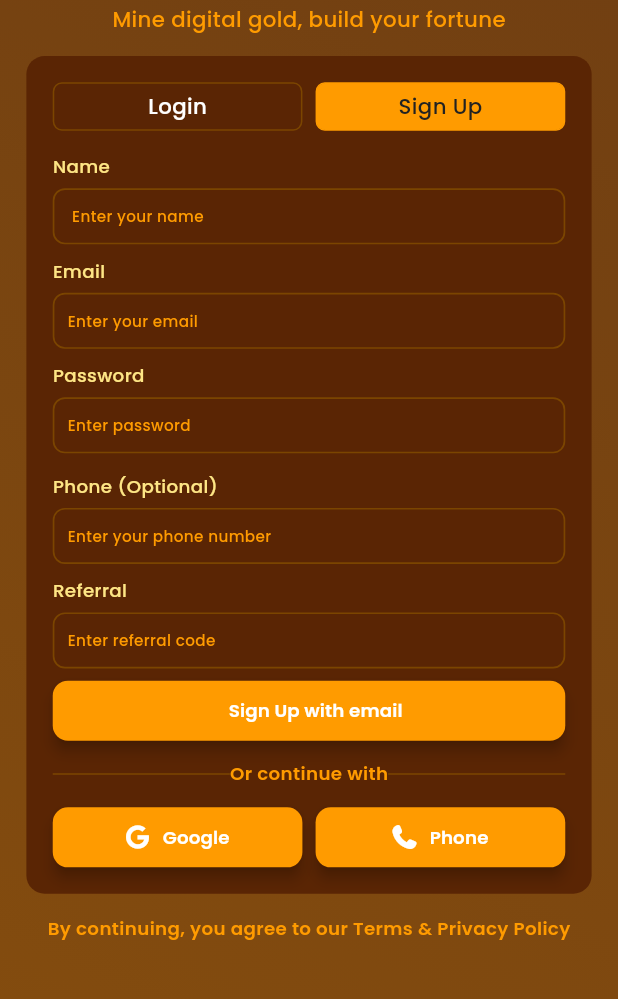
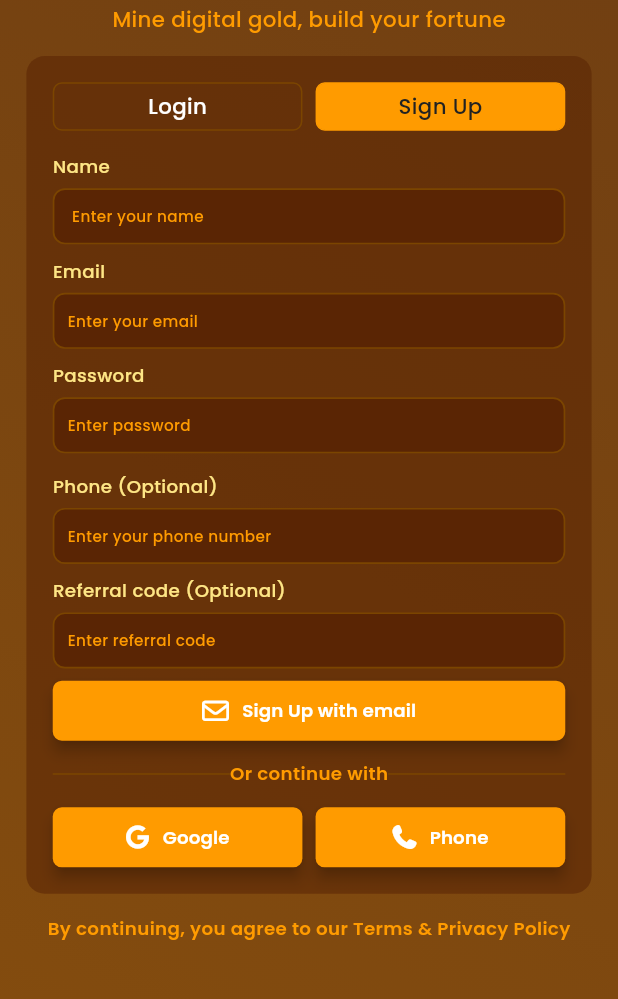
Before and after one commit to talhamehtab2014/mining_app, a Flutter app: the screen it shows after launch, after a tap on "Sign Up", on a phone screen of 412 x 824 dp, the part 67-1066 px from its top. Run offline on Flutter 3.47's test engine with Material 3 defaults, Android fonts, the light colour scheme and no system bars; drawn by our look-alikes of auto_size_text; our stand-ins replace connectivity_plus, dio, firebase_core, flutter_screenutil, font_awesome_flutter, freezed_annotation and 6 more; accounts and stored records are empty; generated files the repository leaves out were written again.

Commit message:
feat: update onboarding UI with improved button styles and new password field option

```diff
--- a/lib/src/core/localization/en_us.dart
+++ b/lib/src/core/localization/en_us.dart
@@ -17,6 +17,6 @@ final Map<String, String> enUS = {
   'nameHint':" Enter your name",
   'phoneOptional': "Phone (Optional)",
   'phoneOptionalHint': "Enter your phone number",
-  'referral': "Referral",
+  'referral': "Referral code (Optional)",
   'referralHint': "Enter referral code",
 };
--- a/lib/src/presentation/common_widgets/common_text_field_widget.dart
+++ b/lib/src/presentation/common_widgets/common_text_field_widget.dart
@@ -9,6 +9,7 @@ class CommonTextFieldWidget extends StatelessWidget {
   final String hintText;
   final TextEditingController controller;
   final TextInputType keyboardType;
+  final bool isPassword;
 
   const CommonTextFieldWidget({
     super.key,
@@ -16,6 +17,7 @@ class CommonTextFieldWidget extends StatelessWidget {
     required this.controller,
     this.hintText = '',
     this.keyboardType = TextInputType.text,
+    this.isPassword = false,
   });
 
   @override
@@ -47,6 +49,7 @@ class CommonTextFieldWidget extends StatelessWidget {
               color: R.palette.primary,
             ),
             keyboardType: keyboardType,
+            obscureText: isPassword,
             decoration: InputDecoration(
               border: InputBorder.none,
               isDense: true,
--- a/lib/src/presentation/pre_login/onboarding_view.dart
+++ b/lib/src/presentation/pre_login/onboarding_view.dart
@@ -25,10 +25,7 @@ class OnboardingView extends StatelessWidget {
         gradient: LinearGradient(
           begin: Alignment.topRight,
           end: Alignment.bottomLeft,
-          colors: [
-            R.palette.yellow900,
-            R.palette.yellow800,
-          ],
+          colors: [R.palette.yellow900, R.palette.yellow800],
         ),
       ),
       child: Scaffold(
@@ -59,7 +56,7 @@ class OnboardingView extends StatelessWidget {
                     padding: EdgeInsets.all(16.w),
                     margin: EdgeInsets.all(16.w),
                     decoration: BoxDecoration(
-                      color: R.palette.cardBackground,
+                      color: R.palette.cardBackground.withAlpha(150),
                       borderRadius: BorderRadius.circular(12.r),
                     ),
                     child: GetBuilder<OnboardingViewModel>(
@@ -127,8 +124,11 @@ class OnboardingView extends StatelessWidget {
                                       child: ButtonWithRadiusWidget(
                                         buttonTitle: AppStrings.google,
                                         callback: () {},
-                                        borderRadius: 10.r,
-                                        iconWidget:  FaIcon(FontAwesomeIcons.google, size: 16,),
+                                        borderRadius: 6.r,
+                                        iconWidget: FaIcon(
+                                          FontAwesomeIcons.google,
+                                          size: 16,
+                                        ),
                                       ),
                                     ),
                                     8.horizontalSpace,
@@ -136,8 +136,11 @@ class OnboardingView extends StatelessWidget {
                                       child: ButtonWithRadiusWidget(
                                         buttonTitle: AppStrings.phone,
                                         callback: () {},
-                                        borderRadius: 10.r,
-                                        iconWidget:  FaIcon(FontAwesomeIcons.phone, size: 16,),
+                                        borderRadius: 6.r,
+                                        iconWidget: FaIcon(
+                                          FontAwesomeIcons.phone,
+                                          size: 16,
+                                        ),
                                       ),
                                     ),
                                   ],
@@ -211,13 +214,14 @@ class OnboardingView extends StatelessWidget {
           labelText: AppStrings.passwordLabel,
           controller: TextEditingController(),
           hintText: AppStrings.passwordHint,
+          isPassword: true,
         ),
         8.verticalSpace,
         ButtonWithRadiusWidget(
           buttonTitle: AppStrings.loginWithEmail,
           callback: () {},
-          borderRadius: 8.r,
-         iconWidget:  FaIcon(FontAwesomeIcons.envelope),
+          borderRadius: 6.r,
+          iconWidget: FaIcon(FontAwesomeIcons.envelope),
         ),
       ],
     );
@@ -243,6 +247,7 @@ class OnboardingView extends StatelessWidget {
           labelText: AppStrings.passwordLabel,
           controller: TextEditingController(),
           hintText: AppStrings.passwordHint,
+          isPassword: true,
         ),
         16.verticalSpace,
         CommonTextFieldWidget(
@@ -261,7 +266,8 @@ class OnboardingView extends StatelessWidget {
         ButtonWithRadiusWidget(
           buttonTitle: AppStrings.signUpWithEmail,
           callback: () {},
-          borderRadius: 10.r,
+          borderRadius: 6.r,
+          iconWidget: FaIcon(FontAwesomeIcons.envelope),
         ),
       ],
     );
```
